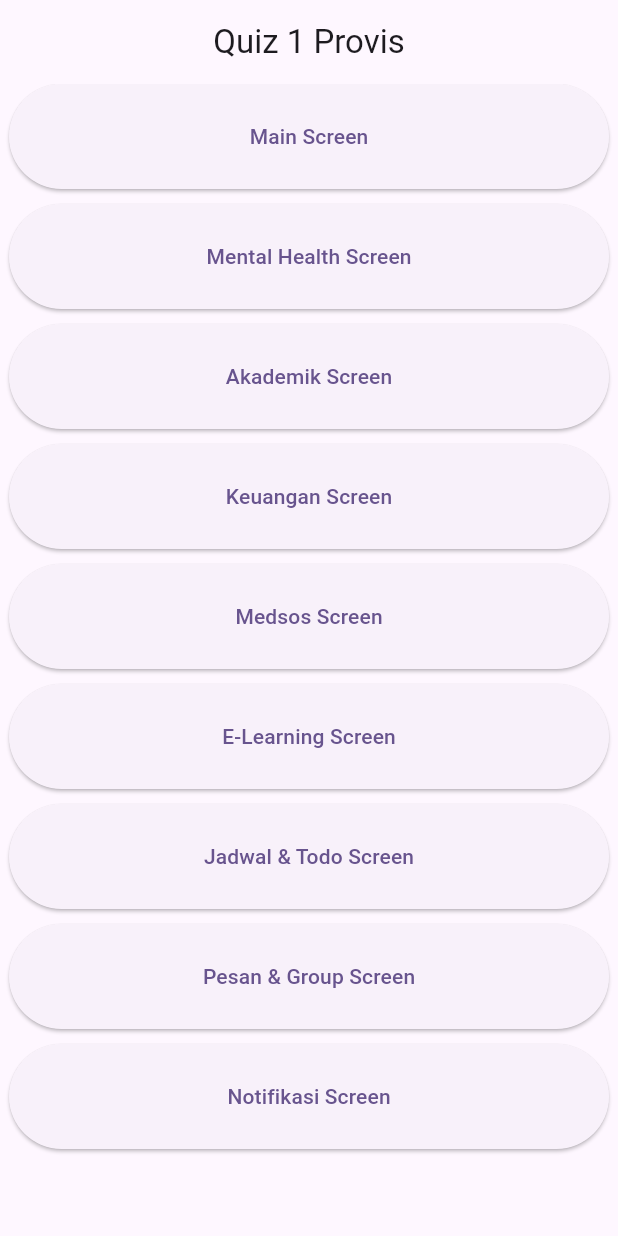
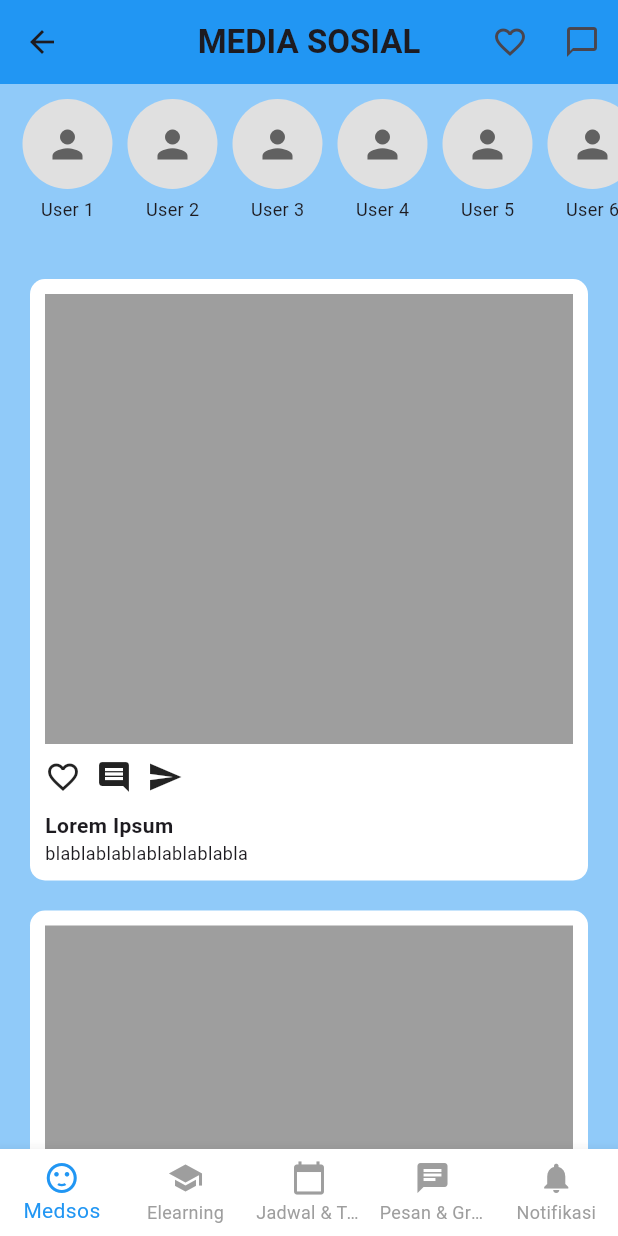
Before and after one commit to DatBoiSUS-Baka/Quiz1Provis, a Flutter app: the screen it shows after launch, after a tap on "Medsos Screen", on a phone screen of 412 x 824 dp. Run offline on Flutter 3.47's test engine with Material 3 defaults, Android fonts, the phone set to English and light mode, and no system bars.

Commit message:
Menambahkan medsos

```diff
--- a/quiz_1_application/lib/main.dart
+++ b/quiz_1_application/lib/main.dart
@@ -3,6 +3,7 @@ import 'package:quiz_1_application/screens/main_screen.dart';
 import 'package:quiz_1_application/screens/mental.dart';
 import 'package:quiz_1_application/screens/akademik.dart';
 import 'package:quiz_1_application/screens/keuangan.dart';
+import 'package:quiz_1_application/screens/medsos.dart';
 
 void main() {
   runApp(const MyApp());
@@ -27,6 +28,7 @@ class MyApp extends StatelessWidget {
         '/mental': (context) => const MentalHealthScreen(),
         '/akademik': (context) => const AkademikScreen(),
         '/keuangan': (context) => const FinancialScreen(),
+        '/medsos': (context) => const SocialMediaScreen(),
       },
     );
   }
@@ -100,7 +102,9 @@ class MyHomePage extends StatelessWidget {
               Padding(
                 padding: EdgeInsets.only(bottom: 10),
                 child: ElevatedButton(
-                  onPressed: () {},
+                  onPressed: () {
+                    Navigator.pushNamed(context, '/medsos');
+                  },
                   style: ElevatedButton.styleFrom(
                     minimumSize: const Size(400, 70),
                   ),
@@ -110,7 +114,9 @@ class MyHomePage extends StatelessWidget {
               Padding(
                 padding: EdgeInsets.only(bottom: 10),
                 child: ElevatedButton(
-                  onPressed: () {},
+                  onPressed: () {
+                    Navigator.pushNamed(context, '/elearning');
+                  },
                   style: ElevatedButton.styleFrom(
                     minimumSize: const Size(400, 70),
                   ),
--- a/quiz_1_application/lib/screens/akademik.dart
+++ b/quiz_1_application/lib/screens/akademik.dart
@@ -110,8 +110,8 @@ class AkademikScreen extends StatelessWidget {
         ),
       ),
       bottomNavigationBar: BottomNavigationBar(
-        selectedItemColor: Colors.black,
-        unselectedItemColor: Colors.black,
+        selectedItemColor: Colors.blue,
+        unselectedItemColor: Colors.grey,
         backgroundColor: Colors.white,
         type: BottomNavigationBarType.fixed,
         items: [
--- a/quiz_1_application/lib/screens/keuangan.dart
+++ b/quiz_1_application/lib/screens/keuangan.dart
@@ -174,8 +174,8 @@ class FinancialScreen extends StatelessWidget {
         ),
       ),
       bottomNavigationBar: BottomNavigationBar(
-        selectedItemColor: Colors.black,
-        unselectedItemColor: Colors.black,
+        selectedItemColor: Colors.blue,
+        unselectedItemColor: Colors.grey,
         backgroundColor: Colors.white,
         showUnselectedLabels: true,
         type: BottomNavigationBarType.fixed,
--- a/quiz_1_application/lib/screens/main_screen.dart
+++ b/quiz_1_application/lib/screens/main_screen.dart
@@ -191,8 +191,8 @@ class _MainScreenState extends State<MainScreen> {
         ),
       ),
       bottomNavigationBar: BottomNavigationBar(
-        selectedItemColor: Colors.black,
-        unselectedItemColor: Colors.black,
+        selectedItemColor: Colors.blue,
+        unselectedItemColor: Colors.grey,
         showUnselectedLabels: true,
         type: BottomNavigationBarType.fixed,
         items:
--- /dev/null
+++ b/quiz_1_application/lib/screens/medsos.dart
@@ -0,0 +1,145 @@
+import 'package:flutter/material.dart';
+
+void main() {
+  runApp(SocialMediaApp());
+}
+
+class SocialMediaApp extends StatelessWidget {
+  const SocialMediaApp({super.key});
+
+  @override
+  Widget build(BuildContext context) {
+    return MaterialApp(
+      debugShowCheckedModeBanner: false,
+      home: SocialMediaScreen(),
+    );
+  }
+}
+
+class SocialMediaScreen extends StatelessWidget {
+  const SocialMediaScreen({super.key});
+
+  @override
+  Widget build(BuildContext context) {
+    return Scaffold(
+      backgroundColor: Colors.blue.shade200,
+      appBar: AppBar(
+        backgroundColor: Colors.blue,
+        title: Text(
+          "MEDIA SOSIAL",
+          style: TextStyle(fontWeight: FontWeight.bold),
+        ),
+        centerTitle: true,
+        actions: [
+          IconButton(icon: Icon(Icons.favorite_border), onPressed: () {}),
+          IconButton(icon: Icon(Icons.chat_bubble_outline), onPressed: () {}),
+        ],
+      ),
+      body: SingleChildScrollView(
+        child: Column(
+          crossAxisAlignment: CrossAxisAlignment.center,
+          children: [
+            SizedBox(height: 10),
+            storySection(),
+            SizedBox(height: 10),
+            Column(children: List.generate(2, (index) => postCard())),
+          ],
+        ),
+      ),
+      bottomNavigationBar: BottomNavigationBar(
+        selectedItemColor: Colors.blue,
+        unselectedItemColor: Colors.grey,
+        backgroundColor: Colors.white,
+        showUnselectedLabels: true,
+        type: BottomNavigationBarType.fixed,
+        items: [
+          BottomNavigationBarItem(
+            icon: Icon(Icons.sentiment_satisfied),
+            label: "Medsos",
+          ),
+          BottomNavigationBarItem(icon: Icon(Icons.school), label: "Elearning"),
+          BottomNavigationBarItem(
+            icon: Icon(Icons.calendar_today),
+            label: "Jadwal & Todo",
+          ),
+          BottomNavigationBarItem(
+            icon: Icon(Icons.chat),
+            label: "Pesan & Group",
+          ),
+          BottomNavigationBarItem(
+            icon: Icon(Icons.notifications),
+            label: "Notifikasi",
+          ),
+        ],
+      ),
+    );
+  }
+
+  Widget storySection() {
+    return Container(
+      height: 100,
+      child: ListView.builder(
+        scrollDirection: Axis.horizontal,
+        padding: EdgeInsets.symmetric(horizontal: 10),
+        itemCount: 6,
+        itemBuilder: (context, index) {
+          return Container(
+            margin: EdgeInsets.symmetric(horizontal: 5),
+            child: Column(
+              children: [
+                CircleAvatar(
+                  radius: 30,
+                  backgroundColor: Colors.grey.shade300,
+                  child: Icon(
+                    Icons.person,
+                    size: 30,
+                    color: Colors.grey.shade700,
+                  ),
+                ),
+                SizedBox(height: 5),
+                Text("User ${index + 1}", style: TextStyle(fontSize: 12)),
+              ],
+            ),
+          );
+        },
+      ),
+    );
+  }
+
+  Widget postCard() {
+    return Container(
+      margin: EdgeInsets.symmetric(horizontal: 20, vertical: 10),
+      padding: EdgeInsets.all(10),
+      decoration: BoxDecoration(
+        color: Colors.white,
+        borderRadius: BorderRadius.circular(10),
+      ),
+      child: Column(
+        crossAxisAlignment: CrossAxisAlignment.start,
+        children: [
+          Container(
+            height: 300, // Perbesar ukuran foto
+            color: Colors.grey,
+          ),
+          SizedBox(height: 10),
+          Row(
+            mainAxisAlignment: MainAxisAlignment.start,
+            children: [
+              Icon(Icons.favorite_border),
+              SizedBox(width: 10),
+              Icon(Icons.comment),
+              SizedBox(width: 10),
+              Icon(Icons.send),
+            ],
+          ),
+          SizedBox(height: 10),
+          Text("Lorem Ipsum", style: TextStyle(fontWeight: FontWeight.bold)),
+          Text(
+            "blablablablablablablabla",
+            style: TextStyle(fontSize: 12), // Perkecil ukuran deskripsi
+          ),
+        ],
+      ),
+    );
+  }
+}
--- a/quiz_1_application/lib/screens/mental.dart
+++ b/quiz_1_application/lib/screens/mental.dart
@@ -115,8 +115,8 @@ class MentalHealthScreen extends StatelessWidget {
             SizedBox(height: 20),
             BottomNavigationBar(
               type: BottomNavigationBarType.fixed,
-              selectedItemColor: Colors.black,
-              unselectedItemColor: Colors.black,
+              selectedItemColor: Colors.blue,
+              unselectedItemColor: Colors.grey,
               showUnselectedLabels: true,
               items: [
                 BottomNavigationBarItem(
```
Also changed, not shown: quiz_1_application/lib/screens/elearning.dart (added, +87 -0 lines).
